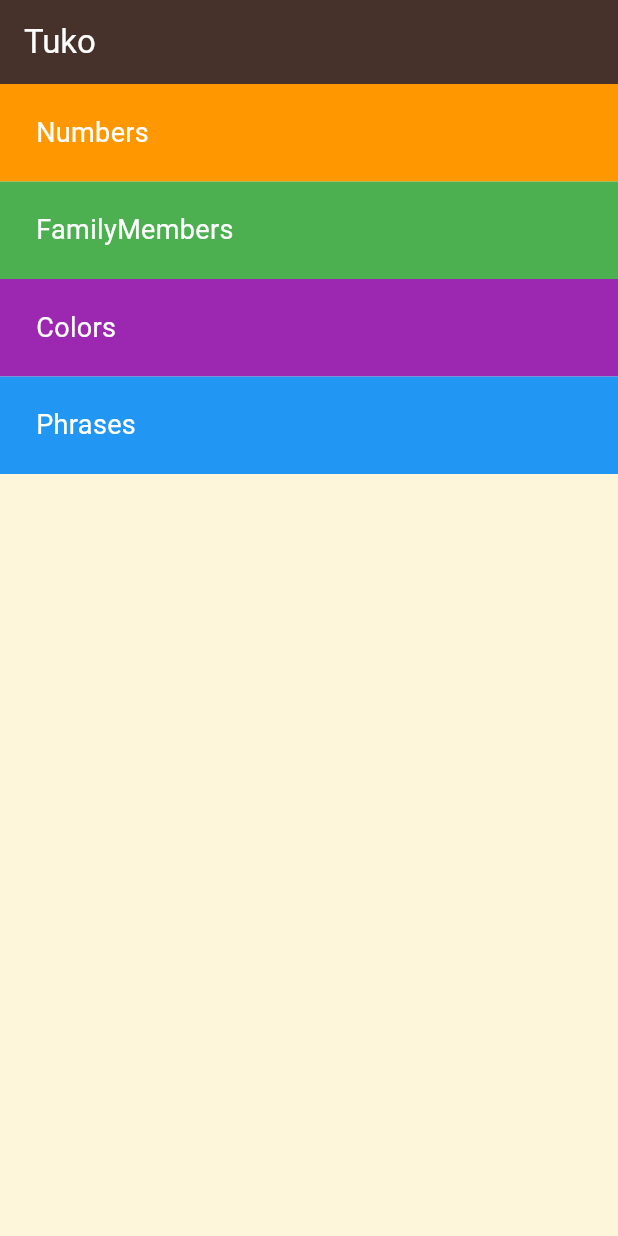
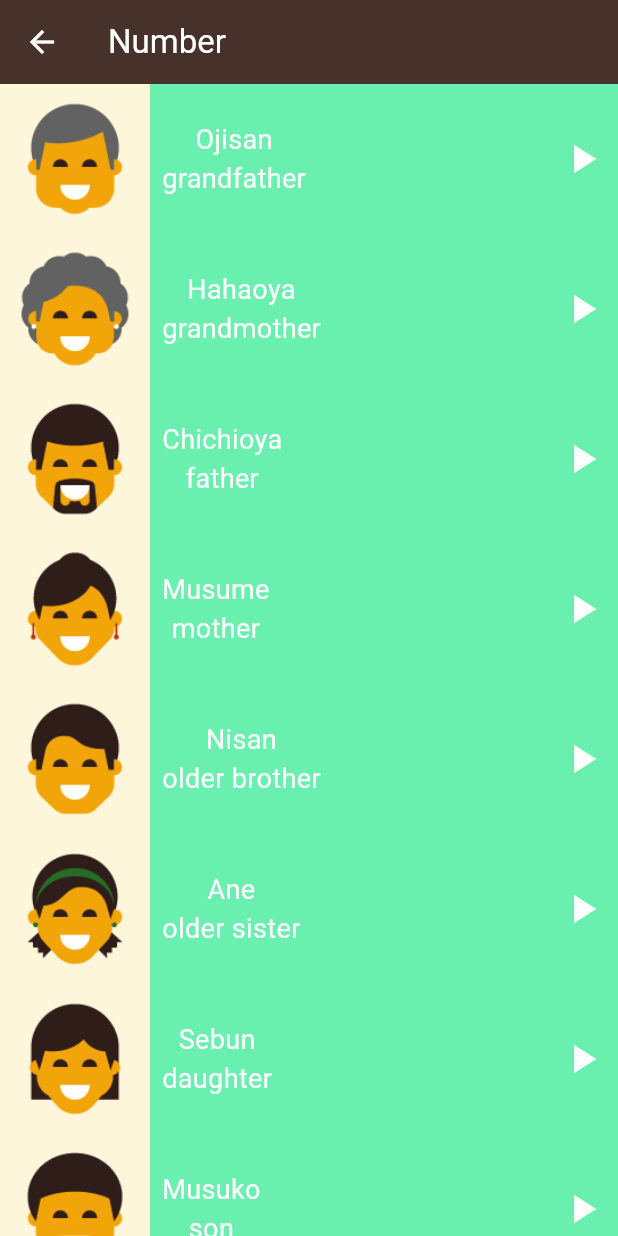
Before and after one commit to bero9/language_learning_app, a Flutter app: the screen it shows after launch, after a tap on "FamilyMembers", on a phone screen of 412 x 824 dp. Run offline on Flutter 3.47's test engine with Material 3 defaults, Android fonts, the phone set to English and light mode, and no system bars.

Commit message:
make all screan

```diff
--- a/lib/components/item.dart
+++ b/lib/components/item.dart
@@ -4,28 +4,29 @@ import 'package:flutter/material.dart';
 import '../models/number.dart';
 
 class Item extends StatelessWidget {
-  const Item({super.key, required this.number});
+  const Item({super.key, required this.color, required this.prefixName, required this.item});
 
-  final Number number;
-
+  final Items item;
+ final Color color;
+ final String prefixName;
   @override
   Widget build(BuildContext context) {
     return Container(
       height: 100,
-      color: Colors.orangeAccent,
+      color: color,
       child: Row(
         children: [
-          Container(color: Color(0xfFFEF6DB), child: Image.asset(number.image)),
+          Container(color: Color(0xfFFEF6DB), child: Image.asset(item.image)),
           Padding(
             padding: const EdgeInsets.only(left: 8.0),
             child: Column(
               mainAxisAlignment: MainAxisAlignment.center,
               children: [
                 Text(
-                  number.jbName,
+                  item.jbName,
                   style: TextStyle(color: Colors.white, fontSize: 18),
                 ),
-                Text(number.inName,
+                Text(item.inName,
                     style: TextStyle(color: Colors.white, fontSize: 18))
               ],
             ),
@@ -34,9 +35,9 @@ class Item extends StatelessWidget {
             flex: 1,
           ),
           IconButton(onPressed: () async{
-            AudioCache.instance = AudioCache(prefix: 'assets/sounds/numbers/');
+            AudioCache.instance = AudioCache(prefix: prefixName);
             final player = AudioPlayer();
-            await player.play(AssetSource(number.sound));
+            await player.play(AssetSource(item.sound));
 
           }, icon: Icon(
             Icons.play_arrow,
--- a/lib/main.dart
+++ b/lib/main.dart
@@ -11,7 +11,7 @@ class TukoApp extends StatelessWidget {
   // This widget is the root of your application.
   @override
   Widget build(BuildContext context) {
-    return MaterialApp(
+    return const MaterialApp(
      debugShowCheckedModeBanner: false,
       home: HomePage(),
     );
--- a/lib/models/number.dart
+++ b/lib/models/number.dart
@@ -1,11 +1,11 @@
 
-class Number {
+class Items {
   final String sound;
   final String jbName;
   final String image;
   final String inName;
 
-  const Number( {
+  const Items( {
     required this.sound,
     required this.image,
     required this.inName,
--- /dev/null
+++ b/lib/screens/family_members.dart
@@ -0,0 +1,88 @@
+import 'package:flutter/material.dart';
+
+import '../components/item.dart';
+import '../models/number.dart';
+
+class FamilyMembersPage extends StatelessWidget {
+  const FamilyMembersPage({super.key});
+
+  final List<Items> number = const [
+    Items(
+        image: 'assets/images/family_members/family_grandfather.png',
+        inName: 'grandfather',
+        jbName: 'Ojisan',
+        sound: 'grand father.wav'),
+    Items(
+        image: 'assets/images/family_members/family_grandmother.png',
+        inName: 'grandmother',
+        jbName: 'Hahaoya',
+        sound: 'grand mother.wav'),
+    Items(
+        image: 'assets/images/family_members/family_father.png',
+        inName: 'father',
+        jbName: 'Chichioya',
+        sound: 'father.wav'),
+    Items(
+        image: 'assets/images/family_members/family_mother.png',
+        inName: 'mother',
+        jbName: 'Musume',
+        sound: 'mother.wav'),
+    Items(
+        image: 'assets/images/family_members/family_older_brother.png',
+        inName: 'older brother',
+        jbName: 'Nisan',
+        sound: 'older bother.wav'),
+    Items(
+        image: 'assets/images/family_members/family_older_sister.png',
+        inName: 'older sister',
+        jbName: 'Ane',
+        sound: 'older sister.wav'),
+    Items(
+        image: 'assets/images/family_members/family_daughter.png',
+        inName: 'daughter',
+        jbName: 'Sebun',
+        sound: 'daughter.wav'),
+    Items(
+        image: 'assets/images/family_members/family_son.png',
+        inName: 'son',
+        jbName: 'Musuko',
+        sound: 'son.wav'),
+    Items(
+        image: 'assets/images/family_members/family_younger_brother.png',
+        inName: 'younger brother',
+        jbName: 'kyu',
+        sound: 'younger brother.wav'),
+    Items(
+        image: 'assets/images/family_members/family_younger_sister.png',
+        inName: 'younger sister',
+        jbName: 'Ju',
+        sound: 'younger sister.wav'),
+  ];
+
+  @override
+  Widget build(BuildContext context) {
+    return Scaffold(
+      appBar: AppBar(
+        iconTheme: IconThemeData(color: Colors.white),
+        title: Text(
+          'Number',
+          style: TextStyle(
+            color: Colors.white,
+          ),
+        ),
+        backgroundColor: Color(0xff46322B),
+      ),
+      backgroundColor: Color(0xfFFEF6DB),
+      body: ListView.builder(
+        itemCount: number.length,
+        itemBuilder: (BuildContext context, int index) {
+          return Item(
+            item: number[index],
+            color: Colors.greenAccent,
+            prefixName: 'assets/sounds/family_members/',
+          );
+        },
+      ),
+    );
+  }
+}
```
Also changed, not shown: lib/screens/Numbers_page.dart (+12 -12 lines), lib/screens/colors_page.dart (added, +78 -0 lines), lib/screens/home_page.dart (+18 -3 lines), lib/screens/phrases_page.dart (added, +10 -0 lines), 2 other files.
